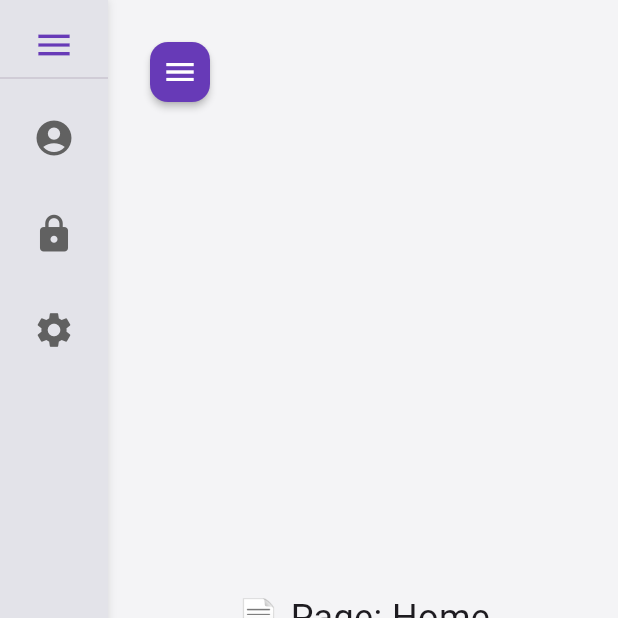
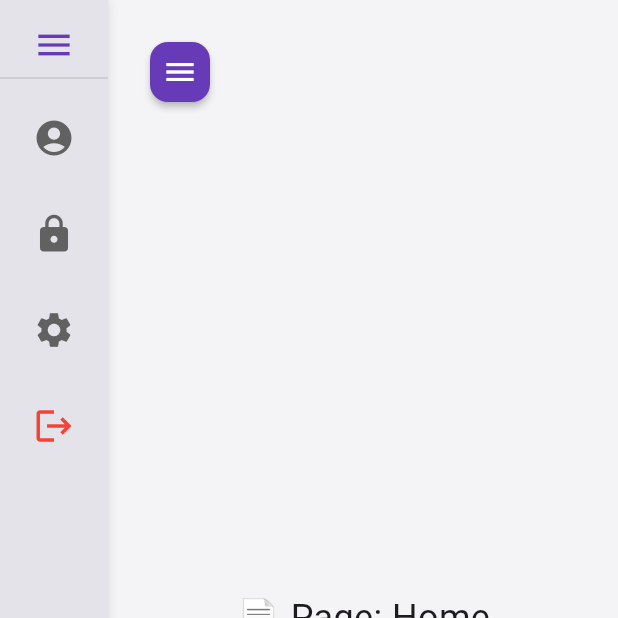
Before and after one commit to mstrDHIA/purchase, a Flutter app: the MyHomePage screen opened directly, after a tap on the "menu" icon, after a tap on the "menu open" icon, on a phone screen of 412 x 824 dp, the top half of it. Run offline on Flutter 3.47's test engine with Material 3 defaults, Android fonts, the phone set to English and light mode, and no system bars; our stand-ins replace dio, file_picker, fl_chart, font_awesome_flutter, go_router, image_picker and 2 more; accounts and stored records are empty; network calls fail.

Commit message:
move logout button

```diff
--- a/flutter_application_1/lib/screens/Brand/brand_screen.dart
+++ b/flutter_application_1/lib/screens/Brand/brand_screen.dart
@@ -56,7 +56,7 @@ class _BrandManagementPageState extends State<BrandManagementPage> {
                   ),
                 ),
                 const SizedBox(height: 16),
-                _buildNavItem('Dashboard', Icons.dashboard),
+                // _buildNavItem('Dashboard', Icons.dashboard),
                 _buildNavItem('Users', Icons.people),
                 _buildNavItem('Password', Icons.lock),
                 _buildNavItem('Request Order', Icons.assignment),
@@ -64,7 +64,7 @@ class _BrandManagementPageState extends State<BrandManagementPage> {
                 _buildNavItem('Product', Icons.inventory),
                 _buildNavItem('Brand', Icons.branding_watermark, selected: true),
                 _buildNavItem('Roles and access', Icons.security),
-                _buildNavItem('Support centre', Icons.help),
+                // _buildNavItem('Support centre', Icons.help),
               ],
             ),
           ),
--- a/flutter_application_1/lib/widgets/sidebar.dart
+++ b/flutter_application_1/lib/widgets/sidebar.dart
@@ -193,6 +193,25 @@ class _AppSidebarState extends State<AppSidebar> {
     // TODO: implement initState
     super.initState();
   }
+
+  // added: confirmation + logout helper
+  Future<void> _confirmLogout() async {
+    final confirmed = await showDialog<bool>(
+      context: context,
+      builder: (context) => AlertDialog(
+        title: const Text("Confirm"),
+        content: const Text("Do you really want to logout?"),
+        actions: [
+          TextButton(onPressed: () => Navigator.pop(context, false), child: const Text("Cancel")),
+          TextButton(onPressed: () => Navigator.pop(context, true), child: const Text("Logout")),
+        ],
+      ),
+    );
+    if (confirmed == true) {
+      userController.logout(context);
+    }
+  }
+
   @override
   Widget build(BuildContext context) {
     return AnimatedContainer(
@@ -266,7 +285,9 @@ class _AppSidebarState extends State<AppSidebar> {
                 ? Column(
                     mainAxisSize: MainAxisSize.max,
                     crossAxisAlignment: CrossAxisAlignment.center,
-                    children: items.map((item) {
+                    children: [
+                      // existing item icons
+                      ...items.map((item) {
                         final label = item['label'] as String;
                         final icon = item['icon'] as IconData;
                         final selected = label == widget.selected;
@@ -283,9 +304,22 @@ class _AppSidebarState extends State<AppSidebar> {
                           ),
                         );
                       }).toList(),
+                      // logout icon for collapsed state
+                      Tooltip(
+                        message: 'Logout',
+                        child: IconButton(
+                          icon: const Icon(Icons.logout, color: Colors.red),
+                          onPressed: _confirmLogout,
+                          iconSize: 28,
+                          padding: const EdgeInsets.symmetric(vertical: 18),
+                        ),
+                      ),
+                    ],
                   )
                 : ListView(
-                    children: items.map((item) {
+                    children: [
+                      // existing list items
+                      ...items.map((item) {
                         final label = item['label'] as String;
                         final icon = item['icon'] as IconData;
                         final selected = label == widget.selected;
@@ -319,6 +353,17 @@ class _AppSidebarState extends State<AppSidebar> {
                           ),
                         );
                       }).toList(),
+                      const Divider(),
+                      // Logout tile in expanded sidebar
+                      ListTile(
+                        leading: const Icon(Icons.logout, color: Colors.red),
+                        title: const Text(
+                          'Logout',
+                          style: TextStyle(color: Colors.red, fontWeight: FontWeight.w600),
+                        ),
+                        onTap: _confirmLogout,
+                      ),
+                    ],
                   ),
           ),
           const Padding(
```
Lines whose indentation alone changed are shown as unchanged.
